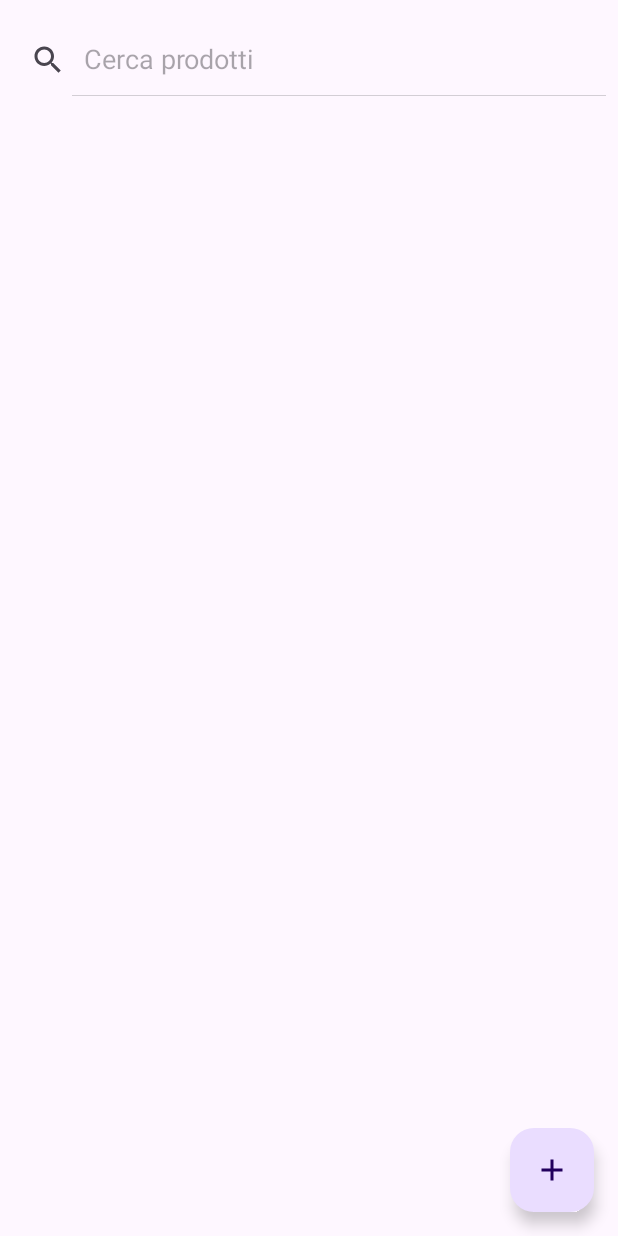
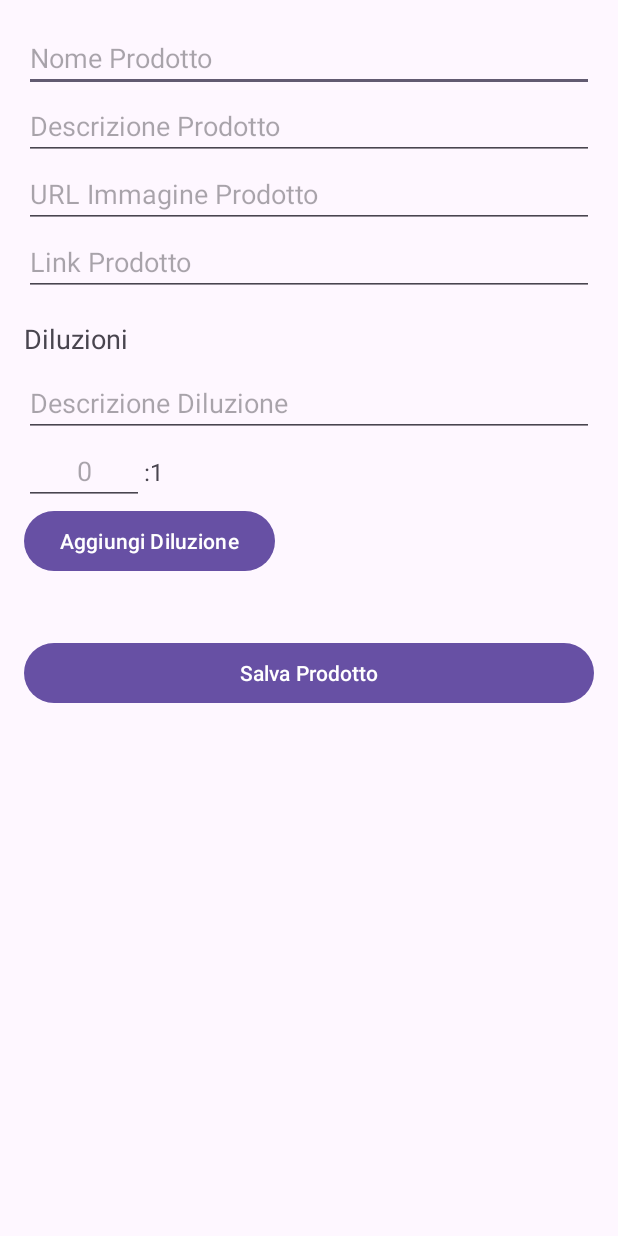
Before and after one commit to robsmashed/dilutiontool, an Android app: the ProductListActivity screen opened directly, with no data from a screen before it, after a tap on "Add Product", on a phone screen of 412 x 824 dp. Run offline under Robolectric (Android 15) with nearby library versions, the phone set to English and light mode, and no system bars; our stand-ins replace Room's generated code; pictures from the network do not load.

Commit message:
feat: add ProductAddActivity + add long press options + various improvements & bugfixes

```diff
--- a/app/src/main/AndroidManifest.xml
+++ b/app/src/main/AndroidManifest.xml
@@ -2,7 +2,7 @@
 <manifest xmlns:android="http://schemas.android.com/apk/res/android"
     xmlns:tools="http://schemas.android.com/tools">
 
-    <uses-permission android:name="android.permission.INTERNET"/>
+    <uses-permission android:name="android.permission.INTERNET" />
 
     <application
         android:allowBackup="true"
@@ -14,6 +14,9 @@
         android:supportsRtl="true"
         android:theme="@style/Theme.DilutionTool"
         tools:targetApi="31">
+        <activity
+            android:name=".ProductAddActivity"
+            android:exported="false" />
         <activity
             android:name=".MainActivity"
             android:exported="true">
--- a/app/src/main/java/com/example/dilutiontool/MainActivity.kt
+++ b/app/src/main/java/com/example/dilutiontool/MainActivity.kt
@@ -62,6 +62,10 @@ class MainActivity : AppCompatActivity() {
             )
             selectedProductLinkTextView.text = spannableString
             selectedProductLinkTextView.movementMethod = LinkMovementMethod.getInstance()
+
+            if (selectedProductWithDilutions.product.link.isBlank()) {
+                selectedProductLinkTextView.visibility = View.INVISIBLE
+            }
 
             // Usa Glide per caricare l'immagine
             Glide.with(this)
--- a/app/src/main/java/com/example/dilutiontool/ProductAdapter.kt
+++ b/app/src/main/java/com/example/dilutiontool/ProductAdapter.kt
@@ -16,11 +16,11 @@ import androidx.recyclerview.widget.RecyclerView
 import com.bumptech.glide.Glide
 import com.example.dilutiontool.entity.ProductWithDilutions
 
-// Adapter per il RecyclerView
 class ProductAdapter(
     private val context: Context,
     private var productsWithDilutions: List<ProductWithDilutions>,
-    private val onItemClick: (ProductWithDilutions) -> Unit
+    private val onItemClick: (ProductWithDilutions) -> Unit,
+    private val onLongItemClick: (ProductWithDilutions) -> Boolean
 ) : RecyclerView.Adapter<ProductAdapter.ProductViewHolder>() {
 
     // Metodo per aggiornare la lista dei prodotti
@@ -74,8 +74,18 @@ class ProductAdapter(
                 .error(R.drawable.product_loading)
                 .into(productImageView)
 
+            // Gestisci il normale click
             itemView.setOnClickListener {
                 onItemClick(productWithDilution) // Chiamato quando il prodotto viene selezionato
+            }
+
+            // Gestisci il long click
+            itemView.setOnLongClickListener {
+                onLongItemClick(productWithDilution) // Chiamato quando il prodotto viene selezionato
+            }
+
+            if (productWithDilution.product.link.isBlank()) {
+                productLinkTextView.visibility = View.INVISIBLE
             }
         }
     }
--- /dev/null
+++ b/app/src/main/java/com/example/dilutiontool/ProductAddActivity.kt
@@ -0,0 +1,115 @@
+package com.example.dilutiontool
+
+import android.content.Intent
+import android.os.Bundle
+import android.widget.Button
+import android.widget.EditText
+import android.widget.LinearLayout
+import android.widget.TextView
+import android.widget.Toast
+import androidx.appcompat.app.AppCompatActivity
+import com.example.dilutiontool.data.database.AppDatabase
+import com.example.dilutiontool.data.database.AppDatabase.Companion.getDatabase
+import com.example.dilutiontool.entity.Dilution
+import com.example.dilutiontool.entity.Product
+import com.example.dilutiontool.entity.ProductWithDilutions
+import java.util.concurrent.Executors
+
+class ProductAddActivity : AppCompatActivity() {
+
+    private lateinit var productNameInput: EditText
+    private lateinit var productDescriptionInput: EditText
+    private lateinit var productImageUrlInput: EditText
+    private lateinit var productLinkInput: EditText
+    private lateinit var dilutionDescriptionInput: EditText
+    private lateinit var dilutionInput: EditText
+    private lateinit var dilutionListLayout: LinearLayout
+    private lateinit var addDilutionButton: Button
+    private lateinit var saveProductButton: Button
+    private val dilutionList = mutableListOf<Dilution>()
+
+    override fun onCreate(savedInstanceState: Bundle?) {
+        super.onCreate(savedInstanceState)
+        setContentView(R.layout.activity_product_add)
+
+        productNameInput = findViewById(R.id.productNameInput)
+        productDescriptionInput = findViewById(R.id.productDescriptionInput)
+        productImageUrlInput = findViewById(R.id.productImageUrlInput)
+        productLinkInput = findViewById(R.id.productLinkInput)
+        dilutionDescriptionInput = findViewById(R.id.dilutionDescriptionInput)
+        dilutionInput = findViewById(R.id.dilutionInput)
+        dilutionListLayout = findViewById(R.id.dilutionListLayout)
+        addDilutionButton = findViewById(R.id.addDilutionButton)
+        saveProductButton = findViewById(R.id.saveProductButton)
+
+        addDilutionButton.setOnClickListener {
+            val descriptionText = dilutionDescriptionInput.text.toString()
+            val dilutionValue = dilutionInput.text.toString().toIntOrNull()
+
+            if (descriptionText.isNotEmpty() && dilutionValue != null) {
+                val dilution = Dilution(
+                    productId = 0,
+                    description = descriptionText,
+                    value = dilutionValue
+                )
+                dilutionList.add(dilution)
+                addDilutionToLayout(descriptionText, dilutionValue)
+                dilutionDescriptionInput.text.clear()
+                dilutionInput.text.clear()
+            } else {
+                Toast.makeText(this, "Inserisci una descrizione e una diluizione valida, es. 5:1", Toast.LENGTH_SHORT).show()
+            }
+        }
+
+        saveProductButton.setOnClickListener {
+            val product = Product(
+                id = 0,
+                name = productNameInput.text.toString(),
+                description = productDescriptionInput.text.toString(),
+                imageUrl = productImageUrlInput.text.toString(),
+                link = productLinkInput.text.toString()
+            )
+            val productWithDilutions = ProductWithDilutions(
+                product = product,
+                dilutions = dilutionList
+            )
+            saveProductWithDilutions(productWithDilutions)
+        }
+    }
+
+    private fun addDilutionToLayout(description: String, value: Int) {
+        val textView = TextView(this).apply {
+            text = "$description: 1:$value"
+            textSize = 16f
+            setPadding(8, 8, 8, 8)
+        }
+        dilutionListLayout.addView(textView)
+    }
+
+    private fun saveProductWithDilutions(productWithDilutions: ProductWithDilutions) {
+        if (productWithDilutions.product.name != "" && productWithDilutions.dilutions.isNotEmpty()) {
+            val db: AppDatabase = getDatabase(this)
+
+            val executor = Executors.newSingleThreadExecutor()
+            executor.execute {
+                val product = productWithDilutions.product
+                val productId = db.productDao().insertProduct(product) // Inserisci il prodotto nel database (Room genererà automaticamente l'ID)
+
+                // Ora inserisci le diluizioni, associandole all'ID del prodotto
+                val dilutions = productWithDilutions.dilutions.map {
+                    it.copy(productId = productId)  // Usa l'ID del prodotto generato
+                }
+                db.productDao().insertDilutions(dilutions) // Inserisci le diluizioni nel database
+
+                runOnUiThread {
+                    Toast.makeText(this, "Prodotto aggiunto!", Toast.LENGTH_SHORT).show() // Mostra un messaggio di conferma
+                    val resultIntent = Intent()
+                    setResult(RESULT_OK, resultIntent)  // Imposta il risultato
+                    finish()
+                }
+            }
+        } else {
+            Toast.makeText(this, "Inserisci un nome e una diluizione valida, es. 5:1", Toast.LENGTH_SHORT).show()
+        }
+    }
+}
--- a/app/src/main/java/com/example/dilutiontool/dao/ProductDao.kt
+++ b/app/src/main/java/com/example/dilutiontool/dao/ProductDao.kt
@@ -13,10 +13,10 @@ import com.example.dilutiontool.entity.ProductWithDilutions
 interface ProductDao {
 
     @Insert(onConflict = OnConflictStrategy.REPLACE)
-    fun insertProduct(product: Product)
+    fun insertProduct(product: Product): Long
 
     @Insert(onConflict = OnConflictStrategy.REPLACE)
-    fun insertProducts(products: List<Product>)
+    fun insertProducts(products: List<Product>): List<Long>
 
     @Insert(onConflict = OnConflictStrategy.REPLACE)
     fun insertDilutions(dilutions: List<Dilution>)
@@ -29,13 +29,27 @@ interface ProductDao {
     fun getAllProductsWithDilutions(): List<ProductWithDilutions>
 
     @Transaction
-    @Query("SELECT * FROM product_table ORDER BY name ASC")
+    @Query("SELECT * FROM product_table ORDER BY name COLLATE NOCASE ASC")
     fun getAllProductsWithDilutionsSortedByNameAsc(): List<ProductWithDilutions>
 
     @Transaction
-    @Query("SELECT * FROM product_table ORDER BY name DESC")
+    @Query("SELECT * FROM product_table ORDER BY name COLLATE NOCASE DESC")
     fun getAllProductsWithDilutionsSortedByNameDesc(): List<ProductWithDilutions>
 
     @Query("SELECT COUNT(*) FROM product_table")
     fun getProductCount(): Int
+
+    @Transaction
+    @Query("DELETE FROM dilution_table WHERE productId = :productId")
+    fun deleteDilutionsForProduct(productId: Long)
+
+    @Transaction
+    @Query("DELETE FROM product_table WHERE id = :productId")
+    fun deleteProduct(productId: Long)
+
+    @Transaction
+    fun deleteProductAndDilutions(productWithDilution: ProductWithDilutions) {
+        deleteDilutionsForProduct(productWithDilution.product.id)
+        deleteProduct(productWithDilution.product.id)
+    }
 }
--- a/app/src/main/java/com/example/dilutiontool/entity/Dilution.kt
+++ b/app/src/main/java/com/example/dilutiontool/entity/Dilution.kt
@@ -8,8 +8,8 @@ import kotlinx.parcelize.Parcelize
 @Entity(tableName = "dilution_table")
 @Parcelize
 data class Dilution(
-    @PrimaryKey(autoGenerate = true) val id: Int = 0,
-    val productId: Int, // Foreign key reference to Product
+    @PrimaryKey(autoGenerate = true) val id: Long = 0,
+    val productId: Long, // Foreign key reference to Product
     val description: String,
     val value: Int,
     val minValue: Int? = null,
--- a/app/src/main/java/com/example/dilutiontool/entity/Product.kt
+++ b/app/src/main/java/com/example/dilutiontool/entity/Product.kt
@@ -8,7 +8,7 @@ import kotlinx.parcelize.Parcelize
 @Entity(tableName = "product_table")
 @Parcelize
 data class Product(
-    @PrimaryKey val id: Int,
+    @PrimaryKey(autoGenerate = true) val id: Long = 0,
     val name: String,
     val description: String,
     val imageUrl: String,
--- /dev/null
+++ b/app/src/main/res/layout/activity_product_add.xml
@@ -0,0 +1,102 @@
+<ScrollView xmlns:android="http://schemas.android.com/apk/res/android"
+    android:layout_width="match_parent"
+    android:layout_height="match_parent"
+    android:padding="16dp">
+
+    <LinearLayout
+        android:layout_width="match_parent"
+        android:layout_height="wrap_content"
+        android:orientation="vertical">
+
+        <!-- Sezione Prodotto -->
+        <EditText
+            android:id="@+id/productNameInput"
+            android:layout_width="match_parent"
+            android:layout_height="wrap_content"
+            android:hint="Nome Prodotto" />
+
+        <EditText
+            android:id="@+id/productDescriptionInput"
+            android:layout_width="match_parent"
+            android:layout_height="wrap_content"
+            android:hint="Descrizione Prodotto" />
+
+        <EditText
+            android:id="@+id/productImageUrlInput"
+            android:layout_width="match_parent"
+            android:layout_height="wrap_content"
+            android:hint="URL Immagine Prodotto" />
+
+        <EditText
+            android:id="@+id/productLinkInput"
+            android:layout_width="match_parent"
+            android:layout_height="wrap_content"
+            android:hint="Link Prodotto" />
+
+        <!-- Sezione Diluzioni -->
+        <TextView
+            android:layout_width="match_parent"
+            android:layout_height="wrap_content"
+            android:text="Diluzioni"
+            android:textSize="18sp"
+            android:paddingTop="16dp"
+            android:paddingBottom="8dp" />
+
+        <!-- Input per aggiungere una diluizione -->
+        <EditText
+            android:id="@+id/dilutionDescriptionInput"
+            android:layout_width="match_parent"
+            android:layout_height="wrap_content"
+            android:hint="Descrizione Diluzione" />
+
+        <!-- Layout orizzontale per "1:" e l'input del valore di diluizione -->
+        <LinearLayout
+            android:layout_width="wrap_content"
+            android:layout_height="wrap_content"
+            android:orientation="horizontal">
+
+            <!-- Campo di input per il valore di diluizione con hint aggiornato -->
+            <EditText
+                android:id="@+id/dilutionInput"
+                android:layout_width="80dp"
+                android:layout_height="wrap_content"
+                android:hint="0"
+                android:inputType="numberDecimal"
+                android:gravity="center"/>
+
+            <!-- Testo fisso "1:" per indicare la diluizione -->
+            <TextView
+                android:layout_width="wrap_content"
+                android:layout_height="wrap_content"
+                android:text=":1"
+                android:textSize="16sp"
+                android:gravity="center_vertical"
+                android:paddingEnd="4dp"/>
+        </LinearLayout>
+
+        <Button
+            android:id="@+id/addDilutionButton"
+            android:layout_width="wrap_content"
+            android:layout_height="wrap_content"
+            android:text="Aggiungi Diluzione" />
+
+        <!-- Layout per mostrare le diluzioni aggiunte -->
+        <LinearLayout
+            android:id="@+id/dilutionListLayout"
+            android:layout_width="match_parent"
+            android:layout_height="wrap_content"
+            android:orientation="vertical"
+            android:layout_marginTop="8dp"
+            android:padding="8dp">
+        </LinearLayout>
+
+        <!-- Pulsante per salvare il prodotto -->
+        <Button
+            android:id="@+id/saveProductButton"
+            android:layout_width="match_parent"
+            android:layout_height="wrap_content"
+            android:layout_marginTop="16dp"
+            android:text="Salva Prodotto" />
+
+    </LinearLayout>
+</ScrollView>
```
Also changed, not shown: app/src/main/java/com/example/dilutiontool/ProductListActivity.kt (+112 -74 lines).
